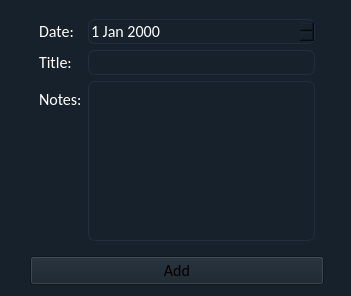
Qt form gui/add.ui (Petrino411/Coursework-MSTP) before a commit.
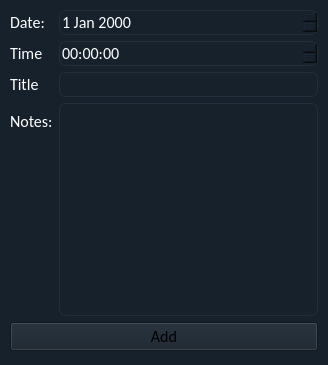
The same form after that commit.

Patch:
```diff
--- a/gui/add.ui
+++ b/gui/add.ui
@@ -6,10 +6,16 @@
    <rect>
     <x>0</x>
     <y>0</y>
-    <width>351</width>
-    <height>296</height>
+    <width>328</width>
+    <height>365</height>
    </rect>
   </property>
+  <property name="sizePolicy">
+   <sizepolicy hsizetype="Preferred" vsizetype="Preferred">
+    <horstretch>0</horstretch>
+    <verstretch>0</verstretch>
+   </sizepolicy>
+  </property>
   <property name="font">
    <font>
     <family>Calibri Light</family>
@@ -22,30 +28,17 @@
   <property name="styleSheet">
    <string notr="true">background-color: rgb(23, 33, 43);</string>
   </property>
-  <widget class="QWidget" name="layoutWidget">
+  <widget class="QWidget" name="">
    <property name="geometry">
     <rect>
-     <x>30</x>
+     <x>10</x>
      <y>10</y>
-     <width>294</width>
-     <height>275</height>
+     <width>308</width>
+     <height>341</height>
     </rect>
    </property>
-   <property name="font">
-    <font>
-     <family>Calibri</family>
-     <pointsize>12</pointsize>
-    </font>
-   </property>
    <layout class="QVBoxLayout" name="verticalLayout">
     <item>
-     <widget class="QFrame" name="frame">
-      <property name="font">
-       <font>
-        <family>Calibri</family>
-        <pointsize>12</pointsize>
-       </font>
-      </property>
       <layout class="QFormLayout" name="formLayout">
        <item row="0" column="0">
         <widget class="QLabel" name="label">
@@ -63,6 +56,21 @@
          </property>
         </widget>
        </item>
+      <item row="0" column="1">
+       <widget class="QDateEdit" name="dateEdit">
+        <property name="font">
+         <font>
+          <family>Calibri</family>
+          <pointsize>12</pointsize>
+         </font>
+        </property>
+        <property name="styleSheet">
+         <string notr="true">color: rgb(255, 255, 255);
+ border: 1px solid rgb(35, 46, 60);
+     border-radius:7px;</string>
+        </property>
+       </widget>
+      </item>
        <item row="1" column="0">
         <widget class="QLabel" name="label_2">
          <property name="font">
@@ -75,12 +83,12 @@
           <string notr="true">color: rgb(255, 255, 255);</string>
          </property>
          <property name="text">
-          <string>Title:</string>
+         <string>Time</string>
          </property>
         </widget>
        </item>
        <item row="1" column="1">
-        <widget class="QLineEdit" name="lineEdit">
+       <widget class="QTimeEdit" name="timeEdit">
          <property name="font">
           <font>
            <family>Calibri</family>
@@ -95,6 +103,37 @@
         </widget>
        </item>
        <item row="2" column="0">
+       <widget class="QLabel" name="label_4">
+        <property name="font">
+         <font>
+          <family>Calibri</family>
+          <pointsize>12</pointsize>
+         </font>
+        </property>
+        <property name="styleSheet">
+         <string notr="true">color: rgb(255, 255, 255);</string>
+        </property>
+        <property name="text">
+         <string>Title</string>
+        </property>
+       </widget>
+      </item>
+      <item row="2" column="1">
+       <widget class="QLineEdit" name="lineEdit_2">
+        <property name="font">
+         <font>
+          <family>Calibri</family>
+          <pointsize>12</pointsize>
+         </font>
+        </property>
+        <property name="styleSheet">
+         <string notr="true">color: rgb(255, 255, 255);
+ border: 1px solid rgb(35, 46, 60);
+     border-radius:7px;</string>
+        </property>
+       </widget>
+      </item>
+      <item row="3" column="0">
         <widget class="QLabel" name="label_3">
          <property name="font">
           <font>
@@ -110,7 +149,7 @@
          </property>
         </widget>
        </item>
-       <item row="2" column="1">
+      <item row="3" column="1">
         <widget class="QTextEdit" name="textEdit">
          <property name="font">
           <font>
@@ -125,23 +164,7 @@
          </property>
         </widget>
        </item>
-       <item row="0" column="1">
-        <widget class="QDateEdit" name="dateEdit">
-         <property name="font">
-          <font>
-           <family>Calibri</family>
-           <pointsize>12</pointsize>
-          </font>
-         </property>
-         <property name="styleSheet">
-          <string notr="true">color: rgb(255, 255, 255);
- border: 1px solid rgb(35, 46, 60);
-     border-radius:7px;</string>
-         </property>
-        </widget>
-       </item>
-      </layout>
-     </widget>
+     </layout>
     </item>
     <item>
      <widget class="QPushButton" name="pushButton">
```
Lines whose indentation alone changed are shown as unchanged.
